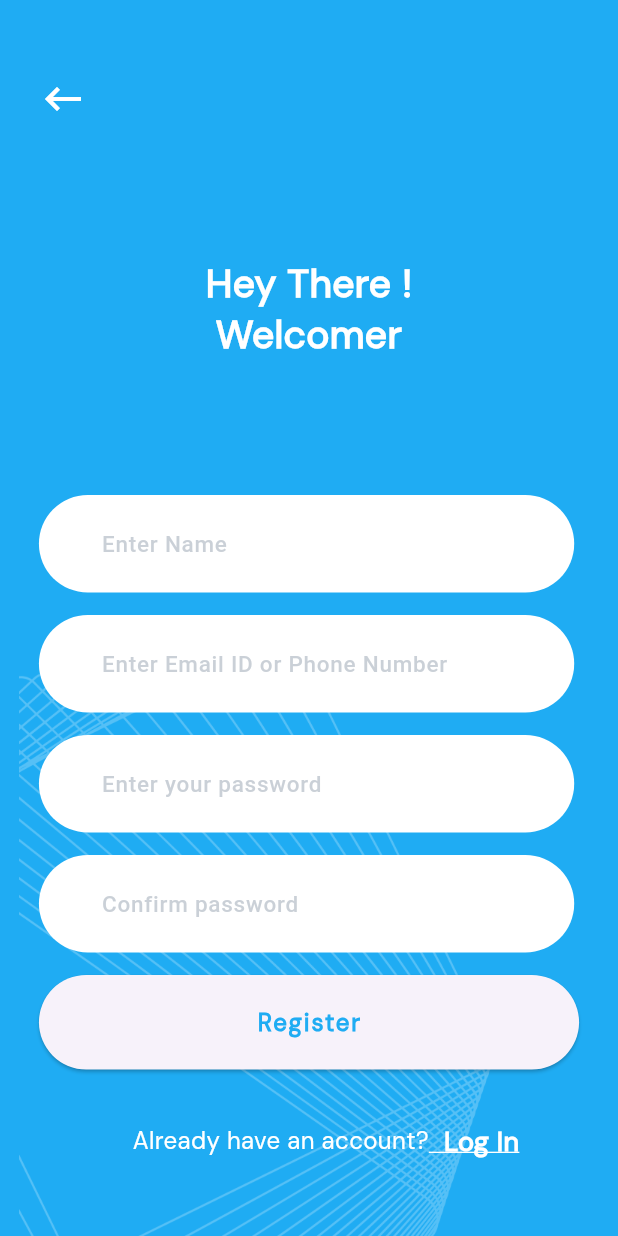
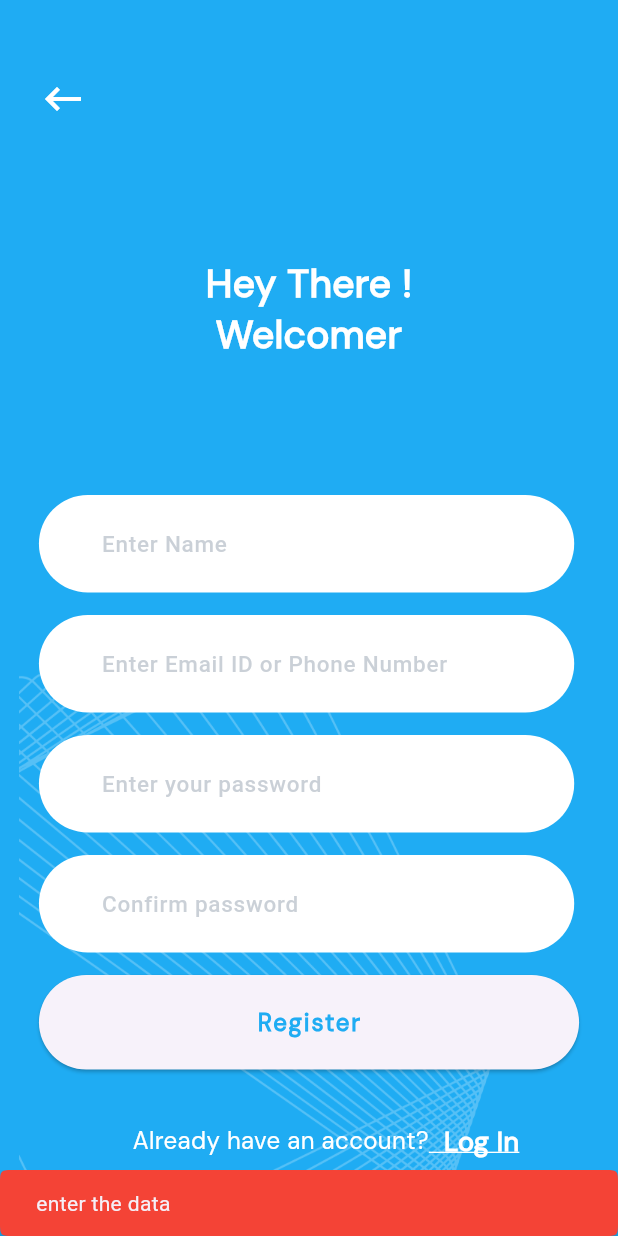
Before and after one commit to sarinkrishnan/Laundry_app_new, a Flutter app: the RegisterPage screen opened directly, after a tap on "Register", on a phone screen of 412 x 824 dp. Run offline on Flutter 3.47's test engine with Material 3 defaults, Android fonts, the phone set to English and light mode, and no system bars; our stand-ins replace carousel_slider, dotted_line, flutter_rating_bar, flutter_screenutil, gap, image_picker and 1 more; missing offline and left inert: radio_group_v2.

Commit message:
if condition

```diff
--- a/lib/models/register.dart
+++ b/lib/models/register.dart
@@ -1,24 +1,28 @@
 class Registor {
-  String? userName;
-  String? email;
-  String? password;
-  String? phoneNumber;
+  final String userName;
+  final String email;
+  final String password;
+  final int phoneNumber;
+  final String id;
+  final List<String> address;
 
-  Registor({this.userName, this.email, this.password, this.phoneNumber});
+  Registor({
+    required this.userName,
+    required this.email,
+    required this.password,
+    required this.phoneNumber,
+    required this.id,
+    required this.address,
+  });
 
-  Registor.fromJson(Map<String, dynamic> json) {
-    userName = json['userName'];
-    email = json['email'];
-    password = json['password'];
-    phoneNumber = json['phoneNumber'];
-  }
-
-  Map<String, dynamic> toJson() {
-    final Map<String, dynamic> data = new Map<String, dynamic>();
-    data['userName'] = this.userName;
-    data['email'] = this.email;
-    data['password'] = this.password;
-    data['phoneNumber'] = this.phoneNumber;
-    return data;
+  factory Registor.fromJson(Map<String, dynamic> json) {
+    return Registor(
+      userName: json['userName'],
+      email: json['email'],
+      password: json['password'],
+      phoneNumber: json['phoneNumber'],
+      id: json['_id'],
+      address: List<String>.from(json['address']),
+    );
   }
 }
--- a/lib/prototype-screen/1-row-splash-page/4-register-page.dart
+++ b/lib/prototype-screen/1-row-splash-page/4-register-page.dart
@@ -15,11 +15,15 @@
 }
 
 TextEditingController name = TextEditingController();
-TextEditingController e_mail_phonenumber = TextEditingController();
+TextEditingController e_mail = TextEditingController();
 TextEditingController password = TextEditingController();
-TextEditingController confirmpassword = TextEditingController();
+TextEditingController phoneNumber = TextEditingController();
 
 class _RegisterPageState extends State<RegisterPage> {
+  final _formKey = GlobalKey<FormState>();
+  late String isername, emaill, passwordd;
+  late int phonenumberr;
+
   @override
   Widget build(BuildContext context) {
     return Scaffold(
@@ -64,7 +68,7 @@
               ),
               Gap(15.h),
               TextfeildText(
-                controler: e_mail_phonenumber,
+                controler: e_mail,
                 text: 'Enter Email ID or Phone Number',
               ),
               Gap(15.h),
@@ -75,7 +79,7 @@
               Gap(15.h),
               TextfeildText(
                 text: 'Confirm password',
-                controler: confirmpassword,
+                controler: phoneNumber,
               ),
               Gap(15.h),
               Center(
@@ -84,11 +88,60 @@
                     width: 333.w,
                     child: ElevatedButton(
                       onPressed: () {
-                        // Navigator.push(
-                        //     context,
-                        //     MaterialPageRoute(
-                        //       builder: (context) => HomePage(),
+                        if (name.text.isEmpty ||
+                            e_mail.text.isEmpty ||
+                            password.text.isEmpty ||
+                            phoneNumber.text.isEmpty) {
+                          ScaffoldMessenger.of(context).showSnackBar(SnackBar(shape: ContinuousRectangleBorder(borderRadius: BorderRadius.circular(10)),
+                            content: Text('enter the data'),
+                            backgroundColor: Colors.red,
+                          ));
+                        }else{
+                           ScaffoldMessenger.of(context).showSnackBar(SnackBar(
+                            content: Text('good'),
+                            backgroundColor: Color.fromARGB(255, 28, 223, 10),
+                          ));
+                        // if (_formKey.currentState!.validate()) {
+                        //   _formKey.currentState!.save();
+                        //   Provider.of<RegisterPrivider>(context, listen: false)
+                        //       .RegisterData(
+                        //           isername, emaill, passwordd, phonenumberr)
+                        //       .then((_) {
+                        //     ScaffoldMessenger.of(context).showSnackBar(SnackBar(
+                        //       content: Text('Registration successful!'),
+                        //       backgroundColor: Colors.greenAccent,
                         //     ));
+                        //     Navigator.push(
+                        //         context,
+                        //         MaterialPageRoute(
+                        //           builder: (context) => HomePage(),
+                        //         ));
+                        //   }).catchError((Error) {
+                        //     ScaffoldMessenger.of(context).showSnackBar(SnackBar(
+                        //         content: Text('Registration failed: $Error')));
+                        //   });
+                        // }
+                        }
+                        // if (_formKey.currentState!.validate()) {
+                        //   _formKey.currentState!.save();
+                        //   Provider.of<RegisterPrivider>(context, listen: false)
+                        //       .RegisterData(
+                        //           isername, emaill, passwordd, phonenumberr)
+                        //       .then((_) {
+                        //     ScaffoldMessenger.of(context).showSnackBar(SnackBar(
+                        //       content: Text('Registration successful!'),
+                        //       backgroundColor: Colors.greenAccent,
+                        //     ));
+                        //     Navigator.push(
+                        //         context,
+                        //         MaterialPageRoute(
+                        //           builder: (context) => HomePage(),
+                        //         ));
+                        //   }).catchError((Error) {
+                        //     ScaffoldMessenger.of(context).showSnackBar(SnackBar(
+                        //         content: Text('Registration failed: $Error')));
+                        //   });
+                        // }
                       },
                       child: Text(
                         'Register',
```
Also changed, not shown: lib/main.dart (+12 -4 lines).
